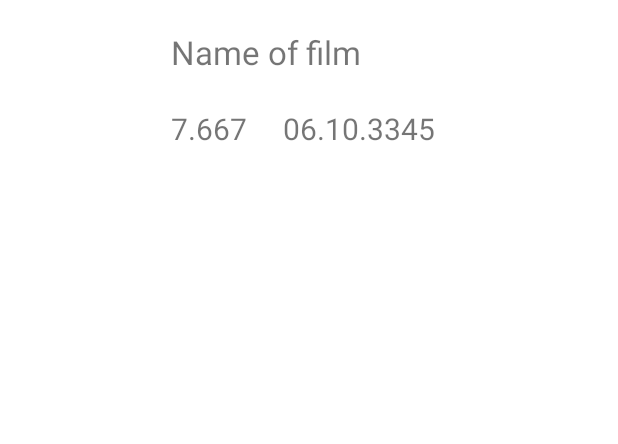
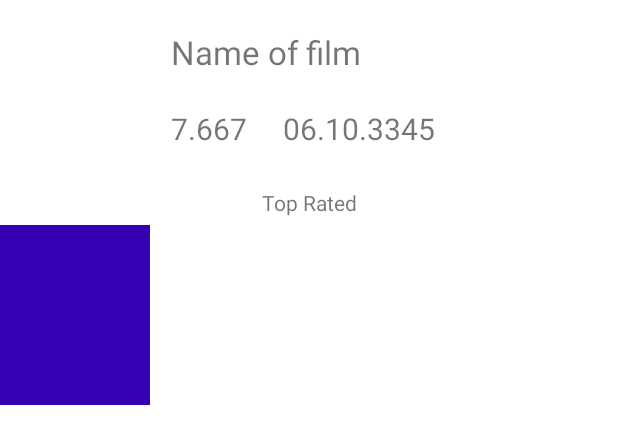
Before and after one commit to dagenator/TMDB_test_app, an Android app: the layout movie_row.xml on its own in the app's theme, with its tools: preview values and no code run, on a phone screen of 412 x 824 dp. Shown: the top 444 px of the screen. Run offline under Robolectric (Android 15) with nearby library versions, the phone set to English and light mode, and no system bars; network calls fail.

Commit message:
add top rated recycler inside of recycler, that you can watch list while you watch list

```diff
--- a/app/src/main/java/com/example/tmdb_test_app/FavouriteMoviesListFragment.kt
+++ b/app/src/main/java/com/example/tmdb_test_app/FavouriteMoviesListFragment.kt
@@ -12,13 +12,13 @@ import androidx.recyclerview.widget.RecyclerView
 import com.example.tmdb_test_app.data.models.Config
 import com.example.tmdb_test_app.data.models.DBMovie
 import com.example.tmdb_test_app.presenter.FavouriteListAdapter
-import com.example.tmdb_test_app.presenter.MainViewModel
+import com.example.tmdb_test_app.presenter.MovieViewModel
 import javax.inject.Inject
 
 class FavouriteMoviesListFragment @Inject constructor() : Fragment(R.layout.favourite_movies_list) {
 
     @Inject
-    lateinit var viewModel: MainViewModel
+    lateinit var viewModel: MovieViewModel
 
     @Inject
     lateinit var config: Config
--- a/app/src/main/java/com/example/tmdb_test_app/MovieFragment.kt
+++ b/app/src/main/java/com/example/tmdb_test_app/MovieFragment.kt
@@ -16,13 +16,13 @@ import com.example.tmdb_test_app.data.models.MovieAndCast
 import com.example.tmdb_test_app.data.utils.Resource
 import com.example.tmdb_test_app.data.utils.Status
 import com.example.tmdb_test_app.presenter.ActorsListAdapter
-import com.example.tmdb_test_app.presenter.MainViewModel
+import com.example.tmdb_test_app.presenter.MovieViewModel
 import javax.inject.Inject
 
 class MovieFragment @Inject constructor() : Fragment(R.layout.whole_movie_fragment) {
 
     @Inject
-    lateinit var viewModel: MainViewModel
+    lateinit var viewModel: MovieViewModel
 
     @Inject
     lateinit var config: Config
--- a/app/src/main/java/com/example/tmdb_test_app/RandomFragment.kt
+++ b/app/src/main/java/com/example/tmdb_test_app/RandomFragment.kt
@@ -16,13 +16,13 @@ import com.example.tmdb_test_app.data.models.Movie
 import com.example.tmdb_test_app.data.utils.Resource
 import com.example.tmdb_test_app.data.utils.Status
 import com.example.tmdb_test_app.databinding.RandomFragmentBinding
-import com.example.tmdb_test_app.presenter.MainViewModel
+import com.example.tmdb_test_app.presenter.MovieViewModel
 import java.time.LocalDateTime
 import javax.inject.Inject
 
 class RandomFragment @Inject constructor() : Fragment(R.layout.random_fragment) {
     @Inject
-    lateinit var viewModel: MainViewModel
+    lateinit var viewModel: MovieViewModel
 
     @Inject
     lateinit var config: Config
--- a/app/src/main/java/com/example/tmdb_test_app/core/factory/ViewModelFactory.kt
+++ b/app/src/main/java/com/example/tmdb_test_app/core/factory/ViewModelFactory.kt
@@ -1,10 +1,5 @@
 package com.example.tmdb_test_app.core.factory
 
-import androidx.lifecycle.ViewModel
-import androidx.lifecycle.ViewModelProvider
-import com.example.tmdb_test_app.domain.interfaces.GetMovieAndCastByIdUseCase
-import com.example.tmdb_test_app.presenter.MainViewModel
-import javax.inject.Inject
 //
 //@Suppress("UNCHECKED_CAST")
 //class ViewModelFactory @Inject constructor(
--- a/app/src/main/java/com/example/tmdb_test_app/core/retrofit/TMDBApiService.kt
+++ b/app/src/main/java/com/example/tmdb_test_app/core/retrofit/TMDBApiService.kt
@@ -27,6 +27,12 @@ interface TMDBApiService {
         @Query("page") page: Int
     ): PaginateMovies
 
+    @GET("/3/movie/top_rated")
+    suspend fun getTopRated(
+        @Query("api_key") key: String,
+        @Query("page") page: Int
+    ): PaginateMovies
+
     @GET("/3/search/movie") //
     suspend fun getMovieListByQueryAndYear(
         @Query("api_key") key: String,
--- /dev/null
+++ b/app/src/main/res/layout/movie_poster_layout.xml
@@ -0,0 +1,16 @@
+<?xml version="1.0" encoding="utf-8"?>
+<androidx.constraintlayout.widget.ConstraintLayout xmlns:android="http://schemas.android.com/apk/res/android"
+    android:layout_width="100dp"
+    android:layout_height="120dp"
+    xmlns:app="http://schemas.android.com/apk/res-auto">
+
+    <ImageView
+        android:id="@+id/movie_poster"
+        app:layout_constraintTop_toTopOf="parent"
+        app:layout_constraintStart_toStartOf="parent"
+        android:layout_width="100dp"
+        android:layout_height="120dp"
+        android:src="@color/purple_700"
+        />
+
+</androidx.constraintlayout.widget.ConstraintLayout>
--- a/app/src/main/res/layout/movie_row.xml
+++ b/app/src/main/res/layout/movie_row.xml
@@ -2,10 +2,15 @@
 <androidx.constraintlayout.widget.ConstraintLayout xmlns:android="http://schemas.android.com/apk/res/android"
     android:id="@+id/movie_row"
     android:layout_width="match_parent"
-    android:layout_height="120dp"
+    android:layout_height="wrap_content"
     xmlns:app="http://schemas.android.com/apk/res-auto"
     xmlns:tools="http://schemas.android.com/tools">
 
+    <androidx.constraintlayout.widget.ConstraintLayout
+        android:id="@+id/movie_row_wrapper"
+        android:layout_width="match_parent"
+        android:layout_height="120dp"
+        app:layout_constraintTop_toTopOf="parent">
 
         <ImageView
             android:id="@+id/movie_row_poster"
@@ -55,3 +60,32 @@
             />
 
     </androidx.constraintlayout.widget.ConstraintLayout>
+
+    <androidx.constraintlayout.widget.ConstraintLayout
+        android:id="@+id/posters_recycler_view_wrapper"
+        android:layout_width="match_parent"
+        app:layout_constraintTop_toBottomOf="@id/movie_row_wrapper"
+        android:layout_height="150dp">
+        <TextView
+            android:layout_width="match_parent"
+            android:layout_height="30dp"
+            app:layout_constraintTop_toTopOf="parent"
+            android:gravity="center"
+            android:text="@string/top_rated"/>
+        <androidx.recyclerview.widget.RecyclerView
+            android:id="@+id/posters_recycler_view"
+            android:layout_width="match_parent"
+            android:layout_height="120dp"
+            android:orientation="horizontal"
+            tools:listitem="@layout/movie_poster_layout"
+            app:layout_constraintEnd_toEndOf="parent"
+            app:layout_constraintBottom_toBottomOf="parent"
+
+            />
+
+    </androidx.constraintlayout.widget.ConstraintLayout>
+
+
+
+
+</androidx.constraintlayout.widget.ConstraintLayout>
--- a/app/src/main/res/values/strings.xml
+++ b/app/src/main/res/values/strings.xml
@@ -11,4 +11,5 @@
     <string name="popular">Popular</string>
     <string name="find_button">Find</string>
     <string name="go_to"><![CDATA[Go to ->]]></string>
+    <string name="top_rated">Top Rated</string>
 </resources>
```
Also changed, not shown: app/src/main/java/com/example/tmdb_test_app/MainActivity.kt (+2 -5 lines), app/src/main/java/com/example/tmdb_test_app/PopularFragment.kt (+33 -7 lines), app/src/main/java/com/example/tmdb_test_app/core/pagination/TopRatedMoviesPageSource.kt (added, +45 -0 lines), app/src/main/java/com/example/tmdb_test_app/presenter/MovieListAdapter.kt (+28 -10 lines), app/src/main/java/com/example/tmdb_test_app/presenter/MovieViewModel.kt (renamed from app/src/main/java/com/example/tmdb_test_app/presenter/MainViewModel.kt, +17 -12 lines), app/src/main/java/com/example/tmdb_test_app/presenter/TopRatedMovieAdapter.kt (added, +58 -0 lines). Lines whose indentation alone changed are shown as unchanged.
